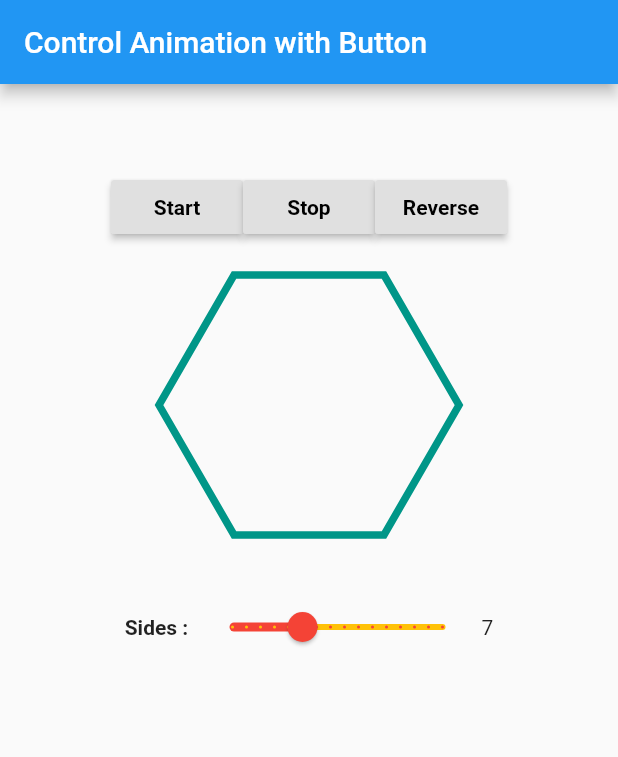
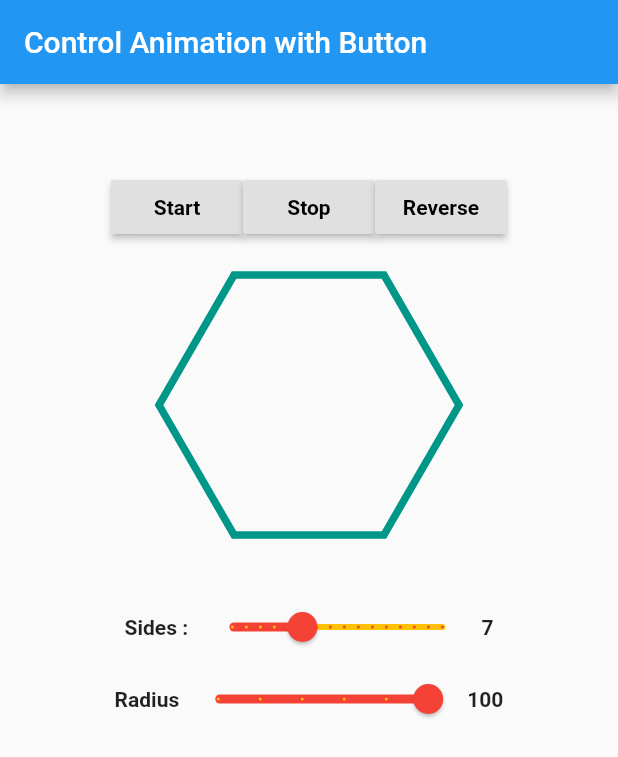
Before and after one commit to flutterflytech/flutter-canvas, a Flutter app: the AnimatingCanvasShapeUI screen opened directly, on a phone screen of 412 x 824 dp. Shown: the top 757 px of the screen. Run offline on Flutter 3.47's test engine with Material 2 defaults, Android fonts, the phone set to English and light mode, and no system bars; our stand-ins replace fluttertoast.

Commit message:
Code for modifying radius and number of sides was completed

```diff
--- a/lib/animatedcanvas/my_animated_canvas.dart
+++ b/lib/animatedcanvas/my_animated_canvas.dart
@@ -159,7 +159,8 @@ class _MyAnimatedCanvasState extends State<MyAnimatedCanvas>
                 ),
                 Slider(
                     autofocus: false,
-                    min: 0.0, // minimum Value
+                    min: 0.0,
+                    // minimum Value
                     activeColor: Colors.red,
                     inactiveColor: Colors.amber,
                     max: 20,
@@ -173,9 +174,38 @@ class _MyAnimatedCanvasState extends State<MyAnimatedCanvas>
                         print("Sides>>>>>>>>> $_sides");
                       });
                     }),
-                Text((_sides + 1).toInt().toString()),
+                Text((_sides + 1).toInt().toString(),
+                    style: TextStyle(fontWeight: FontWeight.bold)),
               ],
             ),
+            Row(
+              mainAxisAlignment: MainAxisAlignment.center,
+              children: [
+                Text(
+                  "Radius",
+                  style: TextStyle(fontWeight: FontWeight.bold),
+                ),
+                Slider(
+                    autofocus: false,
+                    min: 1.0,
+                    // minimum Value
+                    activeColor: Colors.red,
+                    inactiveColor: Colors.amber,
+                    max: 78,
+                    divisions: 5,
+                    value: _radius,
+                    onChanged: (val) {
+                      setState(() {
+                        _radius = val;
+                        print("Radius>>>>>>>>> $_sides");
+                      });
+                    }),
+                Text(
+                  _radius.toInt().toString(),
+                  style: TextStyle(fontWeight: FontWeight.bold),
+                ),
+              ],
+            )
           ],
         ),
       ),
```
